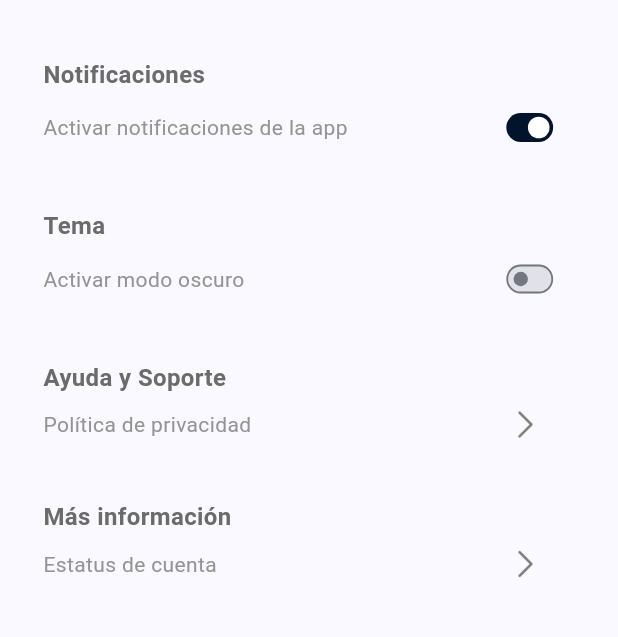
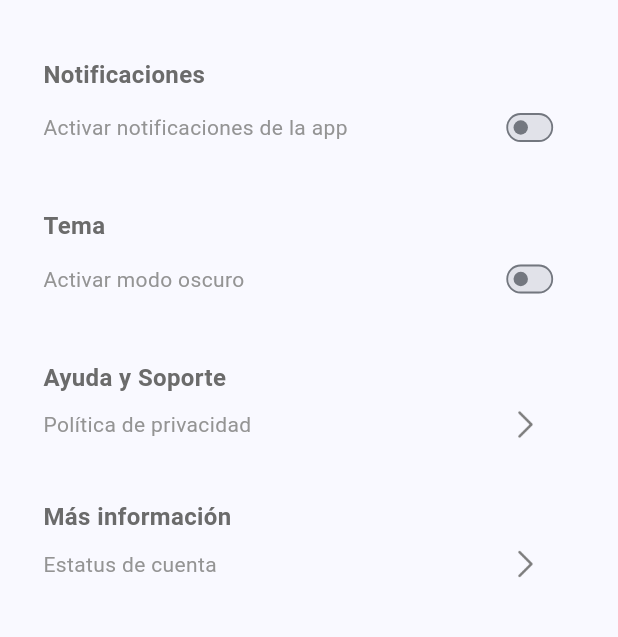
Before and after one commit to IsaiGonzalez08/RabbitGo, a Flutter app: the MyGeneralScreen screen opened directly, on a phone screen of 412 x 824 dp, the part 57-694 px from its top. Run offline on Flutter 3.47's test engine with Material 3 defaults, Android fonts, the phone set to English and light mode, and no system bars; our stand-ins replace dio, email_validator, flutter_svg, geolocator, google_maps_flutter, permission_handler and 1 more; accounts and stored records are empty; network calls fail.

Commit message:
[UPDATE] update general screen delete themeProvider

```diff
--- a/lib/main.dart
+++ b/lib/main.dart
@@ -42,16 +42,16 @@ void main() async {
 }
 
 class MyApp extends StatelessWidget {
-  final bool isLoggedIn;
+  final bool? isLoggedIn;
   final String? token;
   final String? rol;
   const MyApp(
-      {Key? key, required this.isLoggedIn, this.token, required this.rol})
+      {Key? key, this.isLoggedIn, this.token, this.rol})
       : super(key: key);
   @override
   Widget build(BuildContext context) {
     Widget homeScreen;
-    if (isLoggedIn) {
+    if (isLoggedIn!) {
       if (rol == 'admin') {
         homeScreen = const MyTapBarAdminWidget();
       } else if (rol == 'user') {
--- a/lib/presentation/providers/bus_stops_provider.dart
+++ b/lib/presentation/providers/bus_stops_provider.dart
@@ -9,9 +9,14 @@ class BusStopProvider extends ChangeNotifier {
   List<Stop> _stops = [];
   List<Stop> get stops => _stops;
 
+  bool _loading = false;
+  bool get loading => _loading;
+
   Future<void> getAllBusStops(String? token) async {
+    _loading = true;
     List<Stop> stops = await _stopRepository.getAllBusStops(token);
     _stops = stops;
+    _loading = false;
     notifyListeners();
   }
 }
--- a/lib/presentation/screen/admin_update_route_screen.dart
+++ b/lib/presentation/screen/admin_update_route_screen.dart
@@ -94,7 +94,8 @@ class _MyAdminUpdateRouteScreenState extends State<MyAdminUpdateRouteScreen> {
         id = widget.id;
       });
       final routeUuid = id;
-      final routeName = _routeNameController.text;
+      final routeName = _routeNameController.text[0].toUpperCase() +
+          _routeNameController.text.substring(1);
       final routePrice = _routePriceController.text;
       final routeStartTime = startTimeValue;
       final routeEndTime = endTimeValue;
@@ -293,7 +294,8 @@ class _MyAdminUpdateRouteScreenState extends State<MyAdminUpdateRouteScreen> {
                             value: stop,
                             child: Padding(
                               padding: const EdgeInsets.only(right: 255),
-                              child: Text(stop.name),
+                              child: Text(stop.name[0].toUpperCase() +
+                                  stop.name.substring(1)),
                             ),
                           );
                         }).toList(),
--- a/lib/presentation/screen/general_screen.dart
+++ b/lib/presentation/screen/general_screen.dart
@@ -1,7 +1,4 @@
 import 'package:flutter/material.dart';
-import 'package:provider/provider.dart';
-import 'package:rabbit_go/infraestructure/helpers/themes.dart';
-import 'package:rabbit_go/infraestructure/helpers/themes_provider.dart';
 import 'package:rabbit_go/presentation/screen/status_account_screen.dart';
 import 'package:rabbit_go/presentation/widgets/general_button_widget.dart';
 import 'package:rabbit_go/presentation/widgets/general_seccion_title_widget.dart';
@@ -25,7 +22,6 @@ class MyGeneralScreen extends StatelessWidget {
 
   @override
   Widget build(BuildContext context) {
-    return Consumer<ThemeProvider>(builder: (context, themeProvider, _) {
     return Scaffold(
       appBar: AppBar(
         leading: IconButton(
@@ -78,32 +74,17 @@ class MyGeneralScreen extends StatelessWidget {
           Padding(
             padding: EdgeInsets.symmetric(
                 horizontal: MediaQuery.of(context).size.width * 0.07),
-              child: Row(
+            child: const Row(
               mainAxisAlignment: MainAxisAlignment.spaceBetween,
               children: [
-                  const Text(
+                Text(
                   'Activar modo oscuro',
                   style: TextStyle(
                       fontSize: 14,
                       color: Color(0xFF949494),
                       fontWeight: FontWeight.w400),
                 ),
-                  Transform.scale(
-                    scale: 0.6,
-                    child: Switch(
-                      activeColor: const Color(0xFFFFFFFF),
-                      activeTrackColor: const Color(0xFF01142B),
-                      value:
-                          themeProvider.themeData.brightness == Brightness.dark,
-                      onChanged: (value) {
-                        if (value) {
-                          themeProvider.setTheme(darkTheme);
-                        } else {
-                          themeProvider.setTheme(lightTheme);
-                        }
-                      },
-                    ),
-                  )
+                MySwitchWidget()
               ],
             ),
           ),
@@ -131,6 +112,5 @@ class MyGeneralScreen extends StatelessWidget {
         ],
       ),
     );
-    });
   }
 }
--- a/lib/presentation/widgets/password_textfield_widget.dart
+++ b/lib/presentation/widgets/password_textfield_widget.dart
@@ -22,6 +22,7 @@ class MyPasswordTextFieldWidget extends StatelessWidget {
     return SizedBox(
       width: width,
       child: TextFormField(
+        autocorrect: false,
         decoration: InputDecoration(
           contentPadding:
               const EdgeInsets.symmetric(vertical: 10.0, horizontal: 10),
--- a/lib/presentation/widgets/switch_widget.dart
+++ b/lib/presentation/widgets/switch_widget.dart
@@ -8,7 +8,7 @@ class MySwitchWidget extends StatefulWidget {
 }
 
 class _MySwitchWidgetState extends State<MySwitchWidget> {
-  bool light = true;
+  bool light = false;
 
   @override
   Widget build(BuildContext context) {
--- a/lib/presentation/widgets/textfield_widget.dart
+++ b/lib/presentation/widgets/textfield_widget.dart
@@ -23,7 +23,7 @@ class MyTextFieldWidget extends StatelessWidget {
       width: width,
       child: TextFormField(
         textInputAction: textInput,
-
+        autocorrect: false,
         decoration: InputDecoration(
           contentPadding:
               const EdgeInsets.symmetric(vertical: 10.0, horizontal: 10),
```
Also changed, not shown: lib/presentation/screen/admin_add_route_screen.dart (+4 -12 lines), lib/presentation/screen/admin_find_route_screen.dart (+0 -10 lines), lib/presentation/screen/login_screen.dart (+27 -4 lines), lib/presentation/widgets/tapbar_admin.dart (+10 -3 lines), 2 other files. Lines whose indentation alone changed are shown as unchanged.
